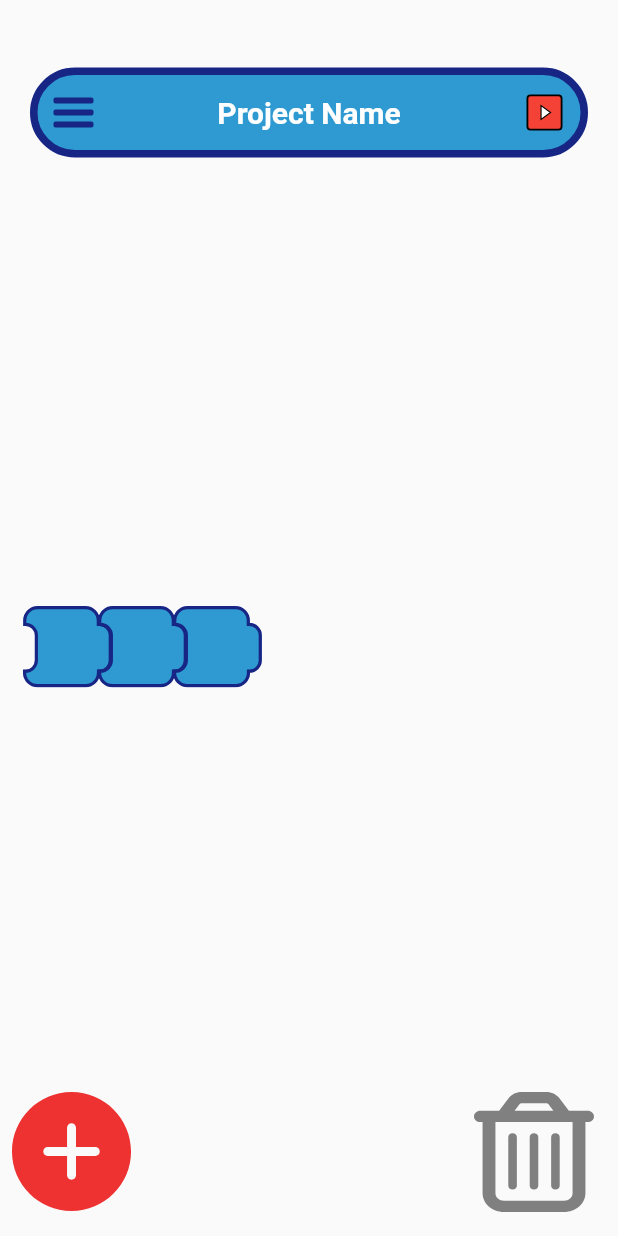
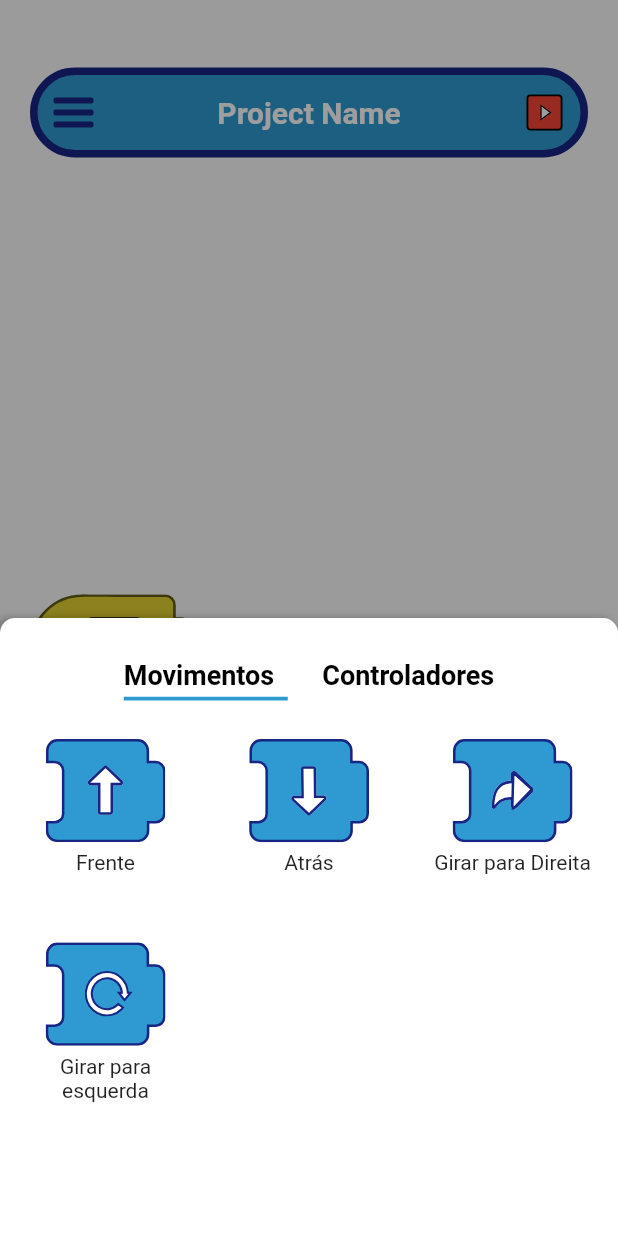
Before and after one commit to luisfepsale/robo-educacional-facens, a Flutter app: the screen it shows after launch, after a tap on an icon or button, on a phone screen of 412 x 824 dp. Run offline on Flutter 3.47's test engine with Material 2 defaults, Android fonts, the phone set to English and light mode, and no system bars; our stand-ins replace bloc, equatable, flutter_bloc, flutter_blue, flutter_map, flutter_svg and 2 more.

Commit message:
add new logics

```diff
--- a/lib/features/block/domain/block_entity.dart
+++ b/lib/features/block/domain/block_entity.dart
@@ -1,12 +1,101 @@
+// ignore_for_file: public_member_api_docs, sort_constructors_first
+
 import 'package:equatable/equatable.dart';
 
 class BlockEntity extends Equatable {
-  final int id;
+  final String title;
+  final String image;
+  final String description;
+  final int value;
+  final String link;
 
   const BlockEntity({
-    required this.id,
+    this.title = '',
+    this.image = 'assets/base-block.svg',
+    this.description = '',
+    this.value = 1,
+    this.link = '',
   });
 
   @override
-  List<Object?> get props => [id];
+  List<Object?> get props => [value, title, image, description, link];
+
+  Map<String, dynamic> toMap() {
+    return <String, dynamic>{
+      'title': title,
+      'image': image,
+      'description': description,
+      'value': value,
+      'link': link,
+    };
+  }
+
+  factory BlockEntity.fromMap(Map<String, dynamic> map) {
+    return BlockEntity(
+      title: map['title'] as String,
+      image: map['image'] as String,
+      description: map['description'] as String,
+      value: map['value'] as int,
+      link: map['link'] as String,
+    );
+  }
+
+  BlockEntity copyWith({
+    String? title,
+    String? image,
+    String? description,
+    int? value,
+    String? link,
+  }) {
+    return BlockEntity(
+      title: title ?? this.title,
+      image: image ?? this.image,
+      description: description ?? this.description,
+      value: value ?? this.value,
+      link: link ?? this.link,
+    );
+  }
 }
+
+const Map<String, List<Map<String, dynamic>>> blockLibrary = {
+  "movimentos": [
+    {
+      "title": "Frente",
+      "image": "assets/bloco-frente.svg",
+      "description": "Este bloco tem a função de andar para frente.",
+      "value": 0,
+      "link": "#"
+    },
+    {
+      "title": "Atrás",
+      "image": "assets/bloco-atras.svg",
+      "description": "Este bloco tem a função de andar para trás.",
+      "value": 0,
+      "link": "#"
+    },
+    {
+      "title": "Girar para Direita",
+      "image": "assets/bloco-rotacao-direita.svg",
+      "description": "Este bloco tem a função de rotacionar para direita.",
+      "value": 0,
+      "link": "#"
+    },
+    {
+      "title": "Girar para esquerda",
+      "image": "assets/bloco-rotacao.svg",
+      "description": "Este bloco tem a função de rotacionar para a esquerda.",
+      "value": 0,
+      "link": "#"
+    }
+  ],
+  "controladores": [
+    {
+      "title": "Repetidor",
+      "image": "assets/ainda_não_tem.png",
+      "description":
+          "Este bloco tem a função de repetir os blocos que esta dentro dele.",
+      "value": 0,
+      "link": "#"
+    }
+  ]
+};
--- a/lib/features/block/presentation/pages/bloc/blocks_in_line_bloc.dart
+++ b/lib/features/block/presentation/pages/bloc/blocks_in_line_bloc.dart
@@ -20,7 +20,13 @@ class BlocksInLineBloc extends Bloc<BlocksInLineEvent, BlocksInLineState> {
   }
 
   _changeBlockPositions(
-      BlocksInLineEventChangePositions event, Emitter<BlocksInLineState> emit) {
+    BlocksInLineEventChangePositions event,
+    Emitter<BlocksInLineState> emit,
+  ) {
+    if (event.pastPositionOnLine == event.positionOnLine) {
+      return;
+    }
+
     final list = state.blocks.toList();
     final bloc = list[event.pastPositionOnLine];
     list
@@ -31,6 +37,9 @@ class BlocksInLineBloc extends Bloc<BlocksInLineEvent, BlocksInLineState> {
   }
 
   _addBlock(BlocksInLineEventAddBlock event, Emitter<BlocksInLineState> emit) {
-    emit(state.copyWith(blocks: state.blocks.toList()..add(event.block)));
+    final list = state.blocks.toList();
+    list.insert(event.positionOnLine + 1, event.block);
+
+    emit(state.copyWith(blocks: list));
   }
 }
--- a/lib/features/block/presentation/pages/bloc/blocks_in_line_event.dart
+++ b/lib/features/block/presentation/pages/bloc/blocks_in_line_event.dart
@@ -1,3 +1,4 @@
+// ignore_for_file: public_member_api_docs, sort_constructors_first
 part of 'blocks_in_line_bloc.dart';
 
 sealed class BlocksInLineEvent extends Equatable {
@@ -6,8 +7,12 @@ sealed class BlocksInLineEvent extends Equatable {
 
 class BlocksInLineEventAddBlock extends BlocksInLineEvent {
   final BlockEntity block;
+  final int positionOnLine;
 
-  const BlocksInLineEventAddBlock({required this.block});
+  const BlocksInLineEventAddBlock({
+    required this.block,
+    required this.positionOnLine,
+  });
 
   @override
   List<Object?> get props => [block];
--- a/lib/features/block/presentation/pages/bloc/blocks_in_line_state.dart
+++ b/lib/features/block/presentation/pages/bloc/blocks_in_line_state.dart
@@ -4,11 +4,7 @@ class BlocksInLineState extends Equatable {
   final List<BlockEntity> blocks;
 
   const BlocksInLineState({
-    this.blocks = const [
-      BlockEntity(id: 1),
-      BlockEntity(id: 2),
-      BlockEntity(id: 0),
-    ],
+    this.blocks = const [],
   });
 
   BlocksInLineState copyWith({
--- /dev/null
+++ b/lib/features/block/presentation/pages/bloc/widgets/block_library/block_library.dart
@@ -0,0 +1,185 @@
+import 'package:flutter/material.dart';
+import 'package:flutter_bloc/flutter_bloc.dart';
+import 'package:roboeducacional/features/block/domain/block_entity.dart';
+import 'package:roboeducacional/features/block/presentation/pages/bloc/widgets/block_library/cubit/block_library_cubit.dart';
+import 'package:roboeducacional/features/block/presentation/pages/blocks_line_page.dart';
+
+class BlocksLibrary extends StatelessWidget {
+  const BlocksLibrary({super.key});
+
+  @override
+  Widget build(BuildContext context) {
+    return BlocBuilder<BlockLibraryCubit, BlockLibraryState>(
+      builder: (context, state) {
+        if (!state.isLibraryOpen) {
+          return const SizedBox();
+        }
+        return const Positioned.fill(
+          child: Stack(
+            children: [
+              _Background(),
+              _BottomSheetLibrary(),
+            ],
+          ),
+        );
+      },
+    );
+  }
+}
+
+class _Background extends StatelessWidget {
+  const _Background();
+
+  @override
+  Widget build(BuildContext context) {
+    return Positioned.fill(
+      child: GestureDetector(
+        onTap: () => context.read<BlockLibraryCubit>().closeLibrary(),
+        child: Container(
+          color: Colors.black38,
+        ),
+      ),
+    );
+  }
+}
+
+class _BottomSheetLibrary extends StatelessWidget {
+  const _BottomSheetLibrary();
+
+  @override
+  Widget build(BuildContext context) {
+    return LayoutBuilder(builder: (context, constraints) {
+      return Align(
+        alignment: Alignment.bottomCenter,
+        child: Container(
+          height: constraints.maxHeight * 0.5,
+          width: constraints.maxWidth,
+          padding: const EdgeInsets.all(10.0),
+          decoration: const BoxDecoration(
+            color: Colors.white,
+            boxShadow: [
+              BoxShadow(
+                color: Colors.black26,
+                blurRadius: 4,
+                offset: Offset(-3, 0),
+              )
+            ],
+            borderRadius: BorderRadius.only(
+              topLeft: Radius.circular(10),
+              topRight: Radius.circular(10),
+            ),
+          ),
+          child: const _TabView(),
+        ),
+      );
+    });
+  }
+}
+
+class _TabView extends StatelessWidget {
+  const _TabView();
+
+  @override
+  Widget build(BuildContext context) {
+    return DefaultTabController(
+        length: blockLibrary.keys.length,
+        child: Column(
+          children: [
+            Container(
+              margin: const EdgeInsets.only(top: 5),
+              height: 60,
+              child: Column(
+                children: [
+                  TabBar(
+                    isScrollable: true,
+                    indicatorPadding: const EdgeInsets.only(
+                      top: 0,
+                      right: -9,
+                      left: 0,
+                      bottom: 8,
+                    ),
+                    indicator: const BoxDecoration(
+                      border: Border(
+                        bottom: BorderSide(
+                          color: Color(0xFF2E9AD1),
+                          width: 2.5,
+                        ),
+                      ),
+                    ),
+                    indicatorSize: TabBarIndicatorSize.label,
+                    labelStyle: const TextStyle(
+                        fontWeight: FontWeight.bold, fontSize: 18),
+                    tabs: _createTabs(blockLibrary.keys.toList()),
+                  ),
+                ],
+              ),
+            ),
+            // _createTabViews(blocos).first
+            Expanded(
+                child: TabBarView(
+                    children: _createTabViews(blockLibrary, context)))
+          ],
+        ));
+  }
+}
+
+List<Widget> _createTabs(List keys) {
+  return keys
+      .map(
+        (e) => Tab(
+            child: Text(_uppercaseFirstLetter(e),
+                style: const TextStyle(color: Colors.black))),
+      )
+      .toList();
+}
+
+_uppercaseFirstLetter(String value) =>
+    value[0].toUpperCase() + value.substring(1);
+
+List<Widget> _createTabViews(
+    Map<String, List<Map<String, dynamic>>> blockLibrary, context) {
+  final keys = blockLibrary.keys;
+
+  final list = keys
+      .map(
+        (e) => blockLibrary[e]!.map((e) {
+          final BlockEntity blockEntity = BlockEntity.fromMap(e);
+          return BlocBuilder<BlockLibraryCubit, BlockLibraryState>(
+            builder: (context, state) {
+              return Column(
+                children: [
+                  Draggable(
+                    data: blockEntity,
+                    feedback: BlockWidget.halfOpacity(
+                      block: BlockEntity.fromMap(e),
+                    ),
+                    onDragStarted: () =>
+                        context.read<BlockLibraryCubit>().closeLibrary(),
+                    child: BlockWidget(
+                      block: blockEntity,
+                      size: 80,
+                    ),
+                  ),
+                  Text(
+                    blockEntity.title,
+                    textAlign: TextAlign.center,
+                  )
+                ],
+              );
+            },
+          );
+        }).toList(),
+      )
+      .toList();
+
+  final gridList = list
+      .map((e) => GridView.count(
+            crossAxisCount: 3,
+            crossAxisSpacing: 15,
+            mainAxisSpacing: 15,
+            children: e.map((e) => e).toList(),
+          ))
+      .toList();
+
+  return gridList;
+}
--- /dev/null
+++ b/lib/features/block/presentation/pages/bloc/widgets/block_library/cubit/block_library_cubit.dart
@@ -0,0 +1,16 @@
+import 'package:bloc/bloc.dart';
+import 'package:equatable/equatable.dart';
+
+part 'block_library_state.dart';
+
+class BlockLibraryCubit extends Cubit<BlockLibraryState> {
+  BlockLibraryCubit() : super(const BlockLibraryState());
+
+  void openLibrary() {
+    emit(state.copyWith(isLibraryOpen: true));
+  }
+
+  void closeLibrary() {
+    emit(state.copyWith(isLibraryOpen: false));
+  }
+}
--- /dev/null
+++ b/lib/features/block/presentation/pages/bloc/widgets/block_library/cubit/block_library_state.dart
@@ -0,0 +1,20 @@
+// ignore_for_file: public_member_api_docs, sort_constructors_first
+part of 'block_library_cubit.dart';
+
+class BlockLibraryState extends Equatable {
+  const BlockLibraryState({
+    this.isLibraryOpen = false,
+  });
+  final bool isLibraryOpen;
+
+  @override
+  List<Object> get props => [isLibraryOpen];
+
+  BlockLibraryState copyWith({
+    bool? isLibraryOpen,
+  }) {
+    return BlockLibraryState(
+      isLibraryOpen: isLibraryOpen ?? this.isLibraryOpen,
+    );
+  }
+}
--- /dev/null
+++ b/lib/features/block/presentation/pages/bloc/widgets/cupertino_number_picker/cupertino_number_picker.dart
@@ -0,0 +1,52 @@
+import 'package:flutter/cupertino.dart';
+
+class CupertinoNumberPicket extends StatelessWidget {
+  const CupertinoNumberPicket(
+      {super.key, required this.initialNumber, this.onChanged});
+  final double _kItemExtent = 32.0;
+  final int initialNumber;
+  final ValueChanged<int>? onChanged;
+
+  static Future<int?> show(context, [int initialNumber = 1]) async {
+    int selectedNumber = initialNumber;
+    await showCupertinoModalPopup<int>(
+      context: context,
+      builder: (BuildContext context) => Container(
+        height: 216,
+        padding: const EdgeInsets.only(top: 6.0),
+        margin: EdgeInsets.only(
+          bottom: MediaQuery.of(context).viewInsets.bottom,
+        ),
+        color: CupertinoColors.systemBackground.resolveFrom(context),
+        child: SafeArea(
+          top: false,
+          child: CupertinoNumberPicket(
+            initialNumber: initialNumber,
+            onChanged: (int value) {
+              selectedNumber = value + 1;
+            },
+          ),
+        ),
+      ),
+    );
+
+    return selectedNumber == 0 ? 1 : selectedNumber;
+  }
+
+  @override
+  Widget build(BuildContext context) {
+    return CupertinoPicker(
+      magnification: 1.22,
+      squeeze: 1.2,
+      useMagnifier: true,
+      itemExtent: _kItemExtent,
+      scrollController: FixedExtentScrollController(
+        initialItem: initialNumber,
+      ),
+      onSelectedItemChanged: onChanged,
+      children: List<Widget>.generate(10, (int index) {
+        return Center(child: Text('${index + 1}'));
+      }),
+    );
+  }
+}
--- a/lib/features/block/presentation/pages/blocks_homepage.dart
+++ b/lib/features/block/presentation/pages/blocks_homepage.dart
@@ -2,7 +2,10 @@ import 'package:flutter/material.dart';
 import 'package:flutter_bloc/flutter_bloc.dart';
 import 'package:flutter_svg/svg.dart';
 import 'package:roboeducacional/custom_app_bar.dart';
+import 'package:roboeducacional/features/block/domain/block_entity.dart';
 import 'package:roboeducacional/features/block/presentation/pages/bloc/blocks_in_line_bloc.dart';
+import 'package:roboeducacional/features/block/presentation/pages/bloc/widgets/block_library/block_library.dart';
+import 'package:roboeducacional/features/block/presentation/pages/bloc/widgets/block_library/cubit/block_library_cubit.dart';
 import 'package:roboeducacional/features/block/presentation/pages/blocks_line_page.dart';
 
 class BlocksHomePage extends StatelessWidget {
@@ -10,8 +13,15 @@ class BlocksHomePage extends StatelessWidget {
 
   @override
   Widget build(BuildContext context) {
-    return BlocProvider(
-      create: (context) => BlocksInLineBloc(),
+    return MultiBlocProvider(
+      providers: [
+        BlocProvider(
+          create: (context) => BlocksInLineBloc(),
+        ),
+        BlocProvider(
+          create: (context) => BlockLibraryCubit(),
+        ),
+      ],
       child: const Scaffold(
         backgroundColor: Color(0xFFE9E9E9),
         body: Scaffold(
@@ -20,7 +30,13 @@ class BlocksHomePage extends StatelessWidget {
               Column(
                 children: [
                   CustomAppBar(),
-                  BlocksInLine(),
+                  Expanded(
+                    child: Row(
+                      children: [
+                        BlocksInLine(),
+                      ],
+                    ),
+                  ),
                   Row(
                     mainAxisAlignment: MainAxisAlignment.spaceBetween,
                     children: [
@@ -30,6 +46,7 @@ class BlocksHomePage extends StatelessWidget {
                   )
                 ],
               ),
+              BlocksLibrary(),
             ],
           ),
         ),
@@ -48,10 +65,8 @@ class _AddButton extends StatelessWidget {
       icon: SvgPicture.asset(
         'assets/add_button.svg',
       ),
-      onPressed: () {
-        final listOfBlocks = context.read<BlocksInLineBloc>().state.blocks;
-        final result = listOfBlocks.map((e) => '${e.id}').toList();
-        print(result);
+      onPressed: () async {
+        context.read<BlockLibraryCubit>().openLibrary();
       },
     );
   }
@@ -64,10 +79,18 @@ class _TrashCan extends StatelessWidget {
   Widget build(BuildContext context) {
     return BlocBuilder<BlocksInLineBloc, BlocksInLineState>(
       builder: (context, state) {
-        return DragTarget<int>(
-          onAccept: (data) => context
-              .read<BlocksInLineBloc>()
-              .add(BlocksInLineEventRemoveBlock(positionOnLine: data)),
+        return DragTarget(
+          onAccept: (data) {
+            if (data is BlockEntity) {
+              return;
+            }
+
+            if (data is int) {
+              context
+                  .read<BlocksInLineBloc>()
+                  .add(BlocksInLineEventRemoveBlock(positionOnLine: data));
+            }
+          },
           builder: (_, __, ___) => SizedBox(
             child: Padding(
               padding: const EdgeInsets.all(16.0),
--- a/lib/features/block/presentation/pages/blocks_line_page.dart
+++ b/lib/features/block/presentation/pages/blocks_line_page.dart
@@ -3,23 +3,17 @@ import 'package:flutter_bloc/flutter_bloc.dart';
 import 'package:flutter_svg/svg.dart';
 import 'package:roboeducacional/features/block/domain/block_entity.dart';
 import 'package:roboeducacional/features/block/presentation/pages/bloc/blocks_in_line_bloc.dart';
+import 'package:roboeducacional/features/block/presentation/pages/bloc/widgets/cupertino_number_picker/cupertino_number_picker.dart';
 
 class BlocksInLine extends StatelessWidget {
   const BlocksInLine({super.key});
 
   @override
   Widget build(BuildContext context) {
-    return Expanded(
-      child: Column(
-        children: [
-          BlocBuilder<BlocksInLineBloc, BlocksInLineState>(
+    return BlocBuilder<BlocksInLineBloc, BlocksInLineState>(
         builder: (context, state) {
       return const DraggableListOfBlocs();
-            },
-          ),
-        ],
-      ),
-    );
+    });
   }
 }
 
@@ -31,19 +25,68 @@ class DraggableListOfBlocs extends StatelessWidget {
     return BlocBuilder<BlocksInLineBloc, BlocksInLineState>(
       builder: (context, state) {
         final listOfBlocks = state.blocks;
-
         return Flexible(
           child: ListView.builder(
-            itemCount: listOfBlocks.length,
+            itemCount: listOfBlocks.isEmpty ? 1 : listOfBlocks.length,
             scrollDirection: Axis.horizontal,
             physics: const BouncingScrollPhysics(),
             padding: const EdgeInsets.all(20),
-            itemBuilder: (context, index) => SizedOverflowBox(
-              size: const Size(50, 60),
-              child: DraggableBlock(
+            itemBuilder: (context, index) {
+              return Center(
+                child: SizedBox(
+                  height: 120,
+                  child: index == 0
+                      ? const _InitialBlock()
+                      : DraggableBlock(
                           block: listOfBlocks[index],
-                positionOnLine: index,
+                          positionOnLine: index - 1,
                         ),
+                ),
+              );
+            },
+          ),
+        );
+      },
+    );
+  }
+}
+
+class _InitialBlock extends StatelessWidget {
+  const _InitialBlock();
+
+  @override
+  Widget build(BuildContext context) {
+    return DragTarget(
+      onAccept: (data) async {
+        final bloc = context.read<BlocksInLineBloc>();
+        if (data is BlockEntity) {
+          final value = await CupertinoNumberPicket.show(context, data.value);
+
+          bloc.add(BlocksInLineEventAddBlock(
+            block: (data).copyWith(
+              value: value,
+            ),
+            positionOnLine: -1,
+          ));
+        }
+        if (data is int) {
+          bloc.add(
+            BlocksInLineEventChangePositions(
+              positionOnLine: 0,
+              pastPositionOnLine: data,
+            ),
+          );
+        }
+      },
+      builder: (_, candidateData, __) {
+        bool shouldShowPreview = (candidateData.isNotEmpty);
+        return SizedOverflowBox(
+          size: Size(shouldShowPreview ? 115 : 95, 0),
+          alignment: Alignment.centerLeft,
+          child: Center(
+            child: SizedBox(
+              width: 110,
+              child: SvgPicture.asset('assets/bloco-inicial.svg'),
             ),
           ),
         );
@@ -53,61 +96,122 @@ class DraggableListOfBlocs extends StatelessWidget {
 }
 
 class DraggableBlock extends StatelessWidget {
-  const DraggableBlock({super.key, block, required this.positionOnLine});
+  const DraggableBlock({
+    super.key,
+    block,
+    required this.positionOnLine,
+  });
   final int positionOnLine;
 
   @override
   Widget build(BuildContext context) {
     final block = context.read<BlocksInLineBloc>().state.blocks[positionOnLine];
-    return Draggable(
-      childWhenDragging: const SizedBox(),
-      data: positionOnLine,
-      feedback: BlockWidget(block: block),
-      child: DragTargetWrapper(block: block, positionOnLine: positionOnLine),
-    );
+    return DragTarget(
+      onAccept: (data) async {
+        final bloc = context.read<BlocksInLineBloc>();
+        if (data is BlockEntity) {
+          final value = await CupertinoNumberPicket.show(context, data.value);
+
+          bloc.add(BlocksInLineEventAddBlock(
+            block: (data).copyWith(
+              value: value,
+            ),
+            positionOnLine: positionOnLine,
+          ));
         }
-}
-
-class DragTargetWrapper extends StatelessWidget {
-  const DragTargetWrapper(
-      {super.key, required this.block, required this.positionOnLine});
-  final int positionOnLine;
-  final BlockEntity block;
-
-  @override
-  Widget build(BuildContext context) {
-    return DragTarget<int>(
-      onAccept: (data) {
-        context.read<BlocksInLineBloc>().add(
+        if (data is int) {
+          bloc.add(
             BlocksInLineEventChangePositions(
               positionOnLine: positionOnLine,
               pastPositionOnLine: data,
             ),
           );
+        }
       },
-      builder: (context, candidateData, rejectedData) {
-        return BlockWidget(block: block);
+      builder: (_, candidateData, ___) {
+        bool shouldShowPreview =
+            (candidateData.isNotEmpty && candidateData[0] != positionOnLine);
+        return SizedOverflowBox(
+          size: Size(shouldShowPreview ? 100 : 68, 0),
+          alignment: Alignment.centerLeft,
+          child: Draggable(
+            data: positionOnLine,
+            childWhenDragging: BlockWidget.halfOpacity(
+              block: block,
+              showValue: true,
+            ),
+            feedback: Center(
+                child: BlockWidget.halfOpacity(
+              block: block,
+              showValue: true,
+            )),
+            child: BlockWidget(block: block, showValue: true),
+          ),
+        );
       },
     );
   }
 }
 
 class BlockWidget extends StatelessWidget {
-  const BlockWidget({super.key, required this.block}) : opacity = 1.0;
-  const BlockWidget.halfOpacity({super.key, required this.block})
-      : opacity = 0.5;
+  const BlockWidget(
+      {super.key,
+      required this.block,
+      this.showValue = false,
+      this.size = 110.0})
+      : opacity = 1.0;
+  const BlockWidget.halfOpacity(
+      {super.key, required this.block, this.showValue = false})
+      : opacity = 0.5,
+        size = 110.0;
   final BlockEntity block;
   final double opacity;
+  final bool showValue;
+  final double size;
 
   @override
   Widget build(BuildContext context) {
     return Opacity(
       opacity: opacity,
+      child: Center(
+        child: SizedBox(
+          width: 80,
+          height: size,
+          child: Stack(
+            alignment: Alignment.center,
+            children: [
+              LayoutBuilder(builder: (context, constraints) {
+                return SizedBox(
+                  height: constraints.maxHeight - 10,
+                  child: SvgPicture.asset(block.image),
+                );
+              }),
+              if (showValue)
+                Positioned(
+                  bottom: 8,
                   child: Container(
-        constraints: const BoxConstraints(maxHeight: 60, maxWidth: 60),
-        width: 133,
-        height: 133,
-        child: SvgPicture.asset('assets/base-block.svg'),
+                    padding: const EdgeInsets.symmetric(horizontal: 12),
+                    decoration: BoxDecoration(
+                      color: const Color(0xFF2E9AD1),
+                      borderRadius: const BorderRadius.all(Radius.circular(5)),
+                      border: Border.all(
+                        width: 2,
+                        color: const Color(0xFF172585),
+                      ),
+                    ),
+                    child: Text(
+                      block.value.toString(),
+                      style: const TextStyle(
+                        fontSize: 20,
+                        color: Colors.white,
+                        fontWeight: FontWeight.bold,
+                      ),
+                    ),
+                  ),
+                ),
+            ],
+          ),
+        ),
       ),
     );
   }
```
Also changed, not shown: assets/bloco-inicial.svg (added). Lines whose indentation alone changed are shown as unchanged.
